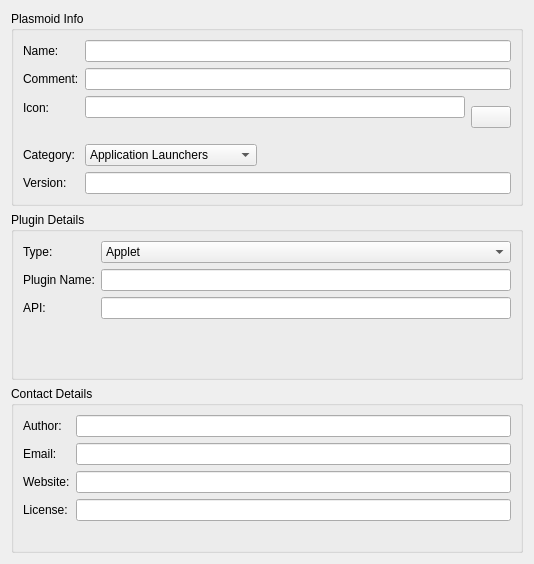
KDE/plasma-sdk, file editors/metadata/metadata.ui: the form before one commit.
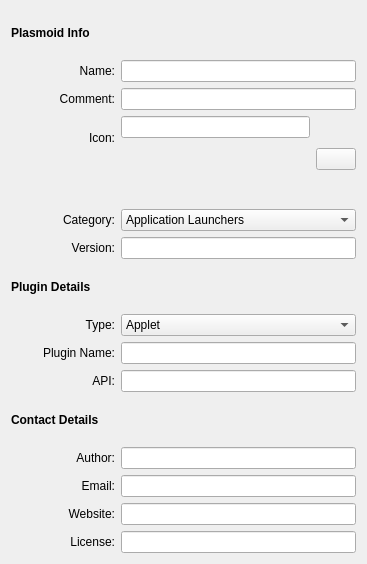
The form after the commit. Custom widgets are drawn as their Qt base class.

Commit message: - Rework the layout so that the left edges of all the text fields   will align correctly. This involves completely redoing things   because it seems it is not possible to combine QGroupBox and   QFormLayout in any sensible fashion. The layout I've ended up   with works fine, but unfortunately abandons the form layout's   ability to align correctly dependent on the platform. This   means that on win32 the label alignment will not change any more.

The edit to the form file:
```diff
--- a/editors/metadata/metadata.ui
+++ b/editors/metadata/metadata.ui
@@ -6,51 +6,78 @@
    <rect>
     <x>0</x>
     <y>0</y>
-    <width>534</width>
+    <width>367</width>
     <height>564</height>
    </rect>
   </property>
   <property name="windowTitle">
    <string>Form</string>
   </property>
-  <layout class="QVBoxLayout" name="verticalLayout">
-   <item>
-    <widget class="QGroupBox" name="groupBox_3">
-     <property name="title">
+  <layout class="QGridLayout" name="gridLayout_2">
+   <item row="0" column="0" colspan="2">
+    <widget class="QLabel" name="label_13">
+     <property name="font">
+      <font>
+       <weight>75</weight>
+       <bold>true</bold>
+      </font>
+     </property>
+     <property name="text">
       <string>Plasmoid Info</string>
      </property>
-     <layout class="QFormLayout" name="formLayout_3">
-      <property name="fieldGrowthPolicy">
-       <enum>QFormLayout::ExpandingFieldsGrow</enum>
-      </property>
-      <item row="0" column="0">
+    </widget>
+   </item>
+   <item row="1" column="0">
        <widget class="QLabel" name="label">
         <property name="text">
          <string>Name:</string>
         </property>
-       </widget>
-      </item>
-      <item row="0" column="1">
-       <widget class="KLineEdit" name="name_edit"/>
-      </item>
-      <item row="1" column="0">
+     <property name="alignment">
+      <set>Qt::AlignRight|Qt::AlignTrailing|Qt::AlignVCenter</set>
+     </property>
+    </widget>
+   </item>
+   <item row="1" column="1">
+    <widget class="KLineEdit" name="name_edit">
+     <property name="sizePolicy">
+      <sizepolicy hsizetype="Expanding" vsizetype="Fixed">
+       <horstretch>10</horstretch>
+       <verstretch>0</verstretch>
+      </sizepolicy>
+     </property>
+    </widget>
+   </item>
+   <item row="2" column="0">
        <widget class="QLabel" name="label_2">
         <property name="text">
          <string>Comment:</string>
         </property>
-       </widget>
-      </item>
-      <item row="1" column="1">
-       <widget class="KLineEdit" name="comment_edit"/>
-      </item>
-      <item row="2" column="0">
+     <property name="alignment">
+      <set>Qt::AlignRight|Qt::AlignTrailing|Qt::AlignVCenter</set>
+     </property>
+    </widget>
+   </item>
+   <item row="2" column="1">
+    <widget class="KLineEdit" name="comment_edit">
+     <property name="sizePolicy">
+      <sizepolicy hsizetype="Expanding" vsizetype="Fixed">
+       <horstretch>10</horstretch>
+       <verstretch>0</verstretch>
+      </sizepolicy>
+     </property>
+    </widget>
+   </item>
+   <item row="3" column="0">
        <widget class="QLabel" name="label_3">
         <property name="text">
          <string>Icon:</string>
         </property>
-       </widget>
-      </item>
-      <item row="2" column="1">
+     <property name="alignment">
+      <set>Qt::AlignRight|Qt::AlignTrailing|Qt::AlignVCenter</set>
+     </property>
+    </widget>
+   </item>
+   <item row="3" column="1" rowspan="2">
        <layout class="QGridLayout" name="gridLayout">
         <item row="0" column="0">
          <widget class="KLineEdit" name="icon_edit"/>
@@ -73,15 +100,37 @@
         </item>
        </layout>
       </item>
-      <item row="3" column="0">
+   <item row="4" column="0">
+    <spacer name="horizontalSpacer_2">
+     <property name="orientation">
+      <enum>Qt::Horizontal</enum>
+     </property>
+     <property name="sizeHint" stdset="0">
+      <size>
+       <width>104</width>
+       <height>20</height>
+      </size>
+     </property>
+    </spacer>
+   </item>
+   <item row="5" column="0">
        <widget class="QLabel" name="label_10">
         <property name="text">
          <string>Category:</string>
         </property>
-       </widget>
-      </item>
-      <item row="3" column="1">
+     <property name="alignment">
+      <set>Qt::AlignRight|Qt::AlignTrailing|Qt::AlignVCenter</set>
+     </property>
+    </widget>
+   </item>
+   <item row="5" column="1">
        <widget class="KComboBox" name="category_combo">
+     <property name="sizePolicy">
+      <sizepolicy hsizetype="Preferred" vsizetype="Fixed">
+       <horstretch>10</horstretch>
+       <verstretch>0</verstretch>
+      </sizepolicy>
+     </property>
         <item>
          <property name="text">
           <string>Application Launchers</string>
@@ -169,34 +218,57 @@
         </item>
        </widget>
       </item>
-      <item row="4" column="0">
+   <item row="6" column="0">
        <widget class="QLabel" name="label_6">
         <property name="text">
          <string>Version:</string>
         </property>
-       </widget>
-      </item>
-      <item row="4" column="1">
-       <widget class="KLineEdit" name="version_edit"/>
-      </item>
-     </layout>
+     <property name="alignment">
+      <set>Qt::AlignRight|Qt::AlignTrailing|Qt::AlignVCenter</set>
+     </property>
+    </widget>
+   </item>
+   <item row="6" column="1">
+    <widget class="KLineEdit" name="version_edit">
+     <property name="sizePolicy">
+      <sizepolicy hsizetype="Expanding" vsizetype="Fixed">
+       <horstretch>10</horstretch>
+       <verstretch>0</verstretch>
+      </sizepolicy>
+     </property>
     </widget>
    </item>
-   <item>
-    <widget class="QGroupBox" name="groupBox_2">
-     <property name="title">
+   <item row="7" column="0" colspan="2">
+    <widget class="QLabel" name="label_14">
+     <property name="font">
+      <font>
+       <weight>75</weight>
+       <bold>true</bold>
+      </font>
+     </property>
+     <property name="text">
       <string>Plugin Details</string>
      </property>
-     <layout class="QFormLayout" name="formLayout_2">
-      <item row="0" column="0">
+    </widget>
+   </item>
+   <item row="8" column="0">
        <widget class="QLabel" name="label_4">
         <property name="text">
          <string>Type:</string>
         </property>
-       </widget>
-      </item>
-      <item row="0" column="1">
+     <property name="alignment">
+      <set>Qt::AlignRight|Qt::AlignTrailing|Qt::AlignVCenter</set>
+     </property>
+    </widget>
+   </item>
+   <item row="8" column="1">
        <widget class="KComboBox" name="type_combo">
+     <property name="sizePolicy">
+      <sizepolicy hsizetype="Preferred" vsizetype="Fixed">
+       <horstretch>10</horstretch>
+       <verstretch>0</verstretch>
+      </sizepolicy>
+     </property>
         <item>
          <property name="text">
           <string>Applet</string>
@@ -219,76 +291,137 @@
         </item>
        </widget>
       </item>
-      <item row="1" column="0">
+   <item row="9" column="0">
        <widget class="QLabel" name="label_5">
         <property name="text">
          <string>Plugin Name:</string>
         </property>
-       </widget>
-      </item>
-      <item row="1" column="1">
-       <widget class="KLineEdit" name="pluginname_edit"/>
-      </item>
-      <item row="2" column="0">
+     <property name="alignment">
+      <set>Qt::AlignRight|Qt::AlignTrailing|Qt::AlignVCenter</set>
+     </property>
+    </widget>
+   </item>
+   <item row="9" column="1">
+    <widget class="KLineEdit" name="pluginname_edit">
+     <property name="sizePolicy">
+      <sizepolicy hsizetype="Expanding" vsizetype="Fixed">
+       <horstretch>10</horstretch>
+       <verstretch>0</verstretch>
+      </sizepolicy>
+     </property>
+    </widget>
+   </item>
+   <item row="10" column="0">
        <widget class="QLabel" name="label_12">
         <property name="text">
          <string>API:</string>
         </property>
-       </widget>
-      </item>
-      <item row="2" column="1">
-       <widget class="KLineEdit" name="api_edit"/>
-      </item>
-     </layout>
+     <property name="alignment">
+      <set>Qt::AlignRight|Qt::AlignTrailing|Qt::AlignVCenter</set>
+     </property>
+    </widget>
+   </item>
+   <item row="10" column="1">
+    <widget class="KLineEdit" name="api_edit">
+     <property name="sizePolicy">
+      <sizepolicy hsizetype="Expanding" vsizetype="Fixed">
+       <horstretch>10</horstretch>
+       <verstretch>0</verstretch>
+      </sizepolicy>
+     </property>
     </widget>
    </item>
-   <item>
-    <widget class="QGroupBox" name="groupBox">
-     <property name="title">
+   <item row="11" column="0" colspan="2">
+    <widget class="QLabel" name="label_15">
+     <property name="font">
+      <font>
+       <weight>75</weight>
+       <bold>true</bold>
+      </font>
+     </property>
+     <property name="text">
       <string>Contact Details</string>
      </property>
-     <layout class="QFormLayout" name="formLayout">
-      <item row="0" column="0">
+    </widget>
+   </item>
+   <item row="12" column="0">
        <widget class="QLabel" name="label_8">
         <property name="text">
          <string>Author:</string>
         </property>
-       </widget>
-      </item>
-      <item row="0" column="1">
-       <widget class="KLineEdit" name="author_edit"/>
-      </item>
-      <item row="1" column="0">
+     <property name="alignment">
+      <set>Qt::AlignRight|Qt::AlignTrailing|Qt::AlignVCenter</set>
+     </property>
+    </widget>
+   </item>
+   <item row="12" column="1">
+    <widget class="KLineEdit" name="author_edit">
+     <property name="sizePolicy">
+      <sizepolicy hsizetype="Expanding" vsizetype="Fixed">
+       <horstretch>10</horstretch>
+       <verstretch>0</verstretch>
+      </sizepolicy>
+     </property>
+    </widget>
+   </item>
+   <item row="13" column="0">
        <widget class="QLabel" name="label_9">
         <property name="text">
          <string>Email:</string>
         </property>
-       </widget>
-      </item>
-      <item row="1" column="1">
-       <widget class="KLineEdit" name="email_edit"/>
-      </item>
-      <item row="2" column="0">
+     <property name="alignment">
+      <set>Qt::AlignRight|Qt::AlignTrailing|Qt::AlignVCenter</set>
+     </property>
+    </widget>
+   </item>
+   <item row="13" column="1">
+    <widget class="KLineEdit" name="email_edit">
+     <property name="sizePolicy">
+      <sizepolicy hsizetype="Expanding" vsizetype="Fixed">
+       <horstretch>10</horstretch>
+       <verstretch>0</verstretch>
+      </sizepolicy>
+     </property>
+    </widget>
+   </item>
+   <item row="14" column="0">
        <widget class="QLabel" name="label_7">
         <property name="text">
          <string>Website:</string>
         </property>
-       </widget>
-      </item>
-      <item row="2" column="1">
-       <widget class="KLineEdit" name="website_edit"/>
-      </item>
-      <item row="3" column="0">
+     <property name="alignment">
+      <set>Qt::AlignRight|Qt::AlignTrailing|Qt::AlignVCenter</set>
+     </property>
+    </widget>
+   </item>
+   <item row="14" column="1">
+    <widget class="KLineEdit" name="website_edit">
+     <property name="sizePolicy">
+      <sizepolicy hsizetype="Expanding" vsizetype="Fixed">
+       <horstretch>10</horstretch>
+       <verstretch>0</verstretch>
+      </sizepolicy>
+     </property>
+    </widget>
+   </item>
+   <item row="15" column="0">
        <widget class="QLabel" name="label_11">
         <property name="text">
          <string>License:</string>
         </property>
-       </widget>
-      </item>
-      <item row="3" column="1">
-       <widget class="KLineEdit" name="license_edit"/>
-      </item>
-     </layout>
+     <property name="alignment">
+      <set>Qt::AlignRight|Qt::AlignTrailing|Qt::AlignVCenter</set>
+     </property>
+    </widget>
+   </item>
+   <item row="15" column="1">
+    <widget class="KLineEdit" name="license_edit">
+     <property name="sizePolicy">
+      <sizepolicy hsizetype="Expanding" vsizetype="Fixed">
+       <horstretch>10</horstretch>
+       <verstretch>0</verstretch>
+      </sizepolicy>
+     </property>
     </widget>
    </item>
   </layout>
```
Lines whose indentation alone changed are shown as unchanged.
